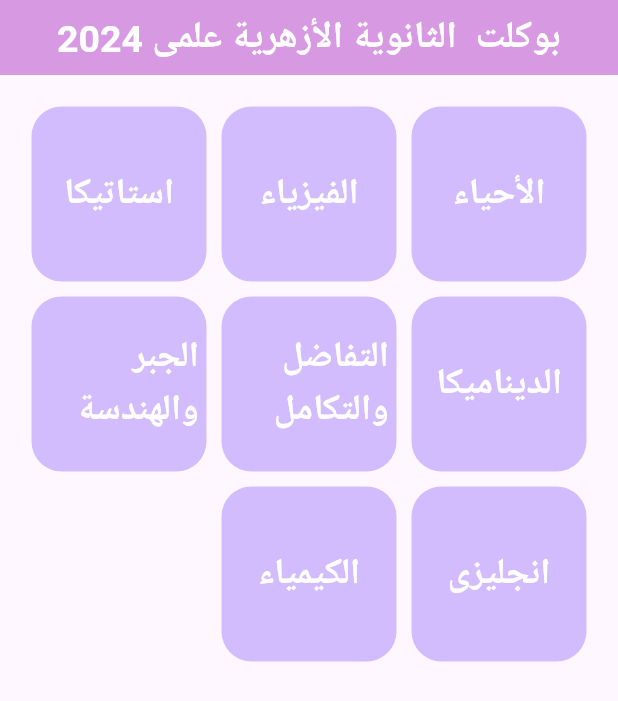
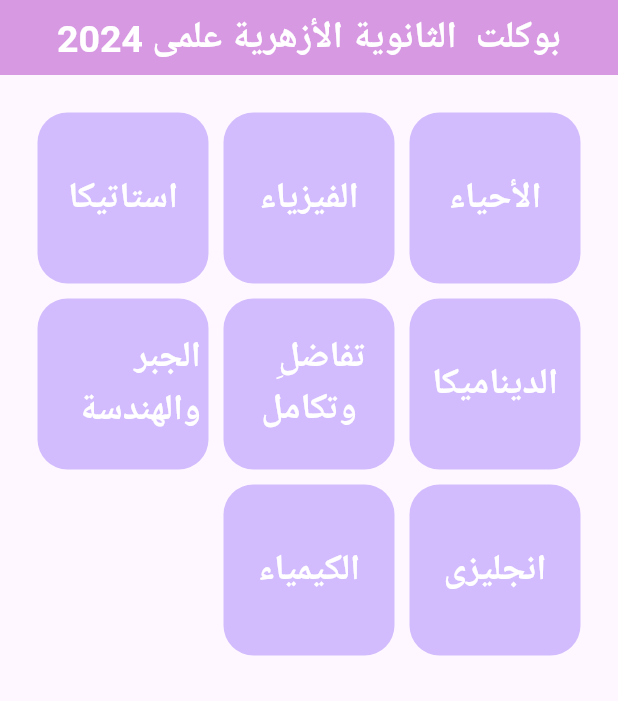
Before and after one commit to kalimaty/book_app, a Flutter app: the screen it shows after launch, after a tap on "الأحياء", on a phone screen of 412 x 824 dp. Shown: the top 701 px of the screen. Run offline on Flutter 3.47's test engine with Material 3 defaults, Android fonts, the phone set to English and light mode, and no system bars; our stand-ins replace file_picker; missing offline and left inert: flutter_pdfview.

Commit message:
Add files via upload

```diff
--- a/lib/animation/flutter_start_up_animation.dart
+++ b/lib/animation/flutter_start_up_animation.dart
@@ -4,11 +4,13 @@ class StartUpAnimation extends StatefulWidget {
   final int crossAxisCount;
   final List<Widget> children;
   final int animationDuration;
+  final AnimationController animationController;
   const StartUpAnimation(
       {Key? key,
       required this.crossAxisCount,
       required this.children,
-      required this.animationDuration})
+      required this.animationDuration,
+      required this.animationController})
       : super(key: key);
 
   @override
@@ -17,16 +19,9 @@ class StartUpAnimation extends StatefulWidget {
 
 class _StartUpAnimationState extends State<StartUpAnimation>
     with SingleTickerProviderStateMixin {
-  late final AnimationController animationController;
   List<Animation<double>> animations = [];
   @override
   void initState() {
-    animationController = AnimationController(
-      vsync: this,
-      duration: Duration(
-        seconds: widget.animationDuration,
-      ),
-    );
     double wait = 1 / widget.children.length;
     double start = 0.0;
     double end = wait;
@@ -37,21 +32,14 @@ class _StartUpAnimationState extends State<StartUpAnimation>
           end,
           curve: Curves.linear,
         ),
-      ).animate(animationController);
+      ).animate(widget.animationController);
       animations.add(animation);
       start += wait;
       end += wait;
     }
-    animationController.forward();
+    widget.animationController.forward();
     // TODO: implement initState
     super.initState();
-  }
-
-  @override
-  void dispose() {
-    animationController.dispose();
-    // TODO: implement dispose
-    super.dispose();
   }
 
   @override
@@ -59,7 +47,7 @@ class _StartUpAnimationState extends State<StartUpAnimation>
     return Directionality(
       textDirection: TextDirection.rtl,
       child: GridView.count(
-        padding: EdgeInsets.all(16),
+        padding: EdgeInsets.all(20),
         scrollDirection: Axis.vertical,
         // physics: AlwaysScrollableScrollPhysics(),
         crossAxisCount: widget.crossAxisCount,
@@ -68,7 +56,7 @@ class _StartUpAnimationState extends State<StartUpAnimation>
             (element) => element == child,
           );
           return ScaleTransition(
-            // alignment: Alignment.centerRight,
+            alignment: Alignment.center,
             scale: animations[index],
             child: child,
           );
--- a/lib/main.dart
+++ b/lib/main.dart
@@ -38,27 +38,37 @@ class MyHomePage extends StatefulWidget {
   State<MyHomePage> createState() => _MyHomePageState();
 }
 
-class _MyHomePageState extends State<MyHomePage> {
+class _MyHomePageState extends State<MyHomePage>
+    with SingleTickerProviderStateMixin {
+  late StartUpAnimation startupAnimation;
+  late AnimationController animationController;
+  void openPDF(BuildContext context, File file) {
+    Navigator.of(context)
+        .push(
+            MaterialPageRoute(builder: (context) => PDFViewerPage(file: file)))
+        .then((result) {
+      _createStartUpAnimation();
+    });
+  }
+
   @override
-  Widget build(BuildContext context) {
-    //  final color = Theme.of(context).colorScheme.primaryContainer;
-    return Scaffold(
-      appBar: AppBar(
-        centerTitle: true,
-        // backgroundColor: Theme.of(context).colorScheme.inversePrimary,
-        // backgroundColor: Color.fromARGB(105, 135, 14, 185),
-        backgroundColor: Color.fromARGB(103, 159, 14, 185),
+  void dispose() {
+    // Dispose animation controller
+    animationController.dispose();
+    super.dispose();
+  }
 
-        title: Text(
-          widget.title,
-          style: TextStyle(
-              fontSize: 25, fontWeight: FontWeight.bold, color: Colors.white),
-        ),
-        toolbarHeight: 50,
-      ),
-      body: StartUpAnimation(
-        animationDuration: 4,
+  void _createStartUpAnimation() {
+    animationController.reset();
+    // Start animation
+    Future.delayed(const Duration(seconds: 1), () {
+      // print('One second has passed.'); // Prints after 1 second.
+      animationController.forward();
+    });
+    setState(() {
+      startupAnimation = StartUpAnimation(
         crossAxisCount: 3,
+        animationController: animationController,
         children: <Widget>[
           ButtonWidget(
             text: 'الأحياء',
@@ -99,7 +109,7 @@ class _MyHomePageState extends State<MyHomePage> {
           ),
 
           ButtonWidget(
-            text: 'التفاضل والتكامل',
+            text: 'تفاضلِ  \n \وتكامل ',
             onClicked: () async {
               final path = 'assets/تفاضل وتكامل.pdf';
               final file = await PDFApi.loadAsset(path);
@@ -148,11 +158,40 @@ class _MyHomePageState extends State<MyHomePage> {
           //   height: 16,
           // ),
         ],
+        animationDuration: 4,
+      );
+    });
+  }
+
+  @override
+  void initState() {
+    // TODO: implement initState
+    super.initState();
+    animationController = AnimationController(
+      vsync: this,
+      duration: Duration(seconds: 4), // or any other duration you prefer
+    );
+    _createStartUpAnimation();
+  }
+
+  @override
+  Widget build(BuildContext context) {
+    //  final color = Theme.of(context).colorScheme.primaryContainer;
+    return Scaffold(
+      appBar: AppBar(
+        centerTitle: true,
+        // backgroundColor: Theme.of(context).colorScheme.inversePrimary,
+        // backgroundColor: Color.fromARGB(105, 135, 14, 185),
+        backgroundColor: Color.fromARGB(103, 159, 14, 185),
+
+        title: Text(
+          widget.title,
+          style: TextStyle(
+              fontSize: 25, fontWeight: FontWeight.bold, color: Colors.white),
+        ),
+        toolbarHeight: 50,
       ),
+      body: startupAnimation,
     );
   }
 }
-
-void openPDF(BuildContext context, File file) => Navigator.of(context).push(
-      MaterialPageRoute(builder: (context) => PDFViewerPage(file: file)),
-    );
--- a/lib/pages/pdf_viwer_page.dart
+++ b/lib/pages/pdf_viwer_page.dart
@@ -1,68 +1,3 @@
-// import 'dart:io';
-// import 'package:flutter/material.dart';
-// import 'package:flutter_pdfview/flutter_pdfview.dart';
-// import 'package:path/path.dart';
-
-// class PDFViewerPage extends StatefulWidget {
-//   final File? file;
-
-//   const PDFViewerPage({
-//     Key? key,
-//     @required this.file,
-//   }) : super(key: key);
-
-//   @override
-//   _PDFViewerPageState createState() => _PDFViewerPageState();
-// }
-
-// class _PDFViewerPageState extends State<PDFViewerPage> {
-//   PDFViewController? controller;
-//   int pages = 0;
-//   int indexPage = 0;
-
-//   @override
-//   Widget build(BuildContext context) {
-//     final name = basename(widget.file!.path);
-//     final text = '${indexPage + 1} of $pages';
-
-//     return Scaffold(
-//       appBar: AppBar(
-//         title: Text(name),
-//         actions: pages >= 2
-//             ? [
-//                 Center(child: Text(text)),
-//                 IconButton(
-//                   icon: Icon(Icons.chevron_left, size: 32),
-//                   onPressed: () {
-//                     final page = indexPage == 0 ? pages : indexPage - 1;
-//                     controller!.setPage(page);
-//                   },
-//                 ),
-//                 IconButton(
-//                   icon: Icon(Icons.chevron_right, size: 32),
-//                   onPressed: () {
-//                     final page = indexPage == pages - 1 ? 0 : indexPage + 1;
-//                     controller!.setPage(page);
-//                   },
-//                 ),
-//               ]
-//             : null,
-//       ),
-//       body: PDFView(
-//         filePath: widget.file!.path,
-//         // autoSpacing: false,
-//         // swipeHorizontal: true,
-//         // pageSnap: false,
-//         // pageFling: false,
-//         onRender: (pages) => setState(() => this.pages = pages!),
-//         onViewCreated: (controller) =>
-//             setState(() => this.controller = controller),
-//         onPageChanged: (indexPage, _) =>
-//             setState(() => this.indexPage = indexPage!),
-//       ),
-//     );
-//   }
-// }
 import 'dart:io';
 import 'package:flutter/material.dart';
 import 'package:flutter_pdfview/flutter_pdfview.dart';
@@ -81,8 +16,6 @@ class PDFViewerPage extends StatefulWidget {
 }
 
 class _PDFViewerPageState extends State<PDFViewerPage> {
-
-
   PDFViewController? controller;
   int indexPage = 0;
   int pages = 0;
@@ -94,6 +27,12 @@ class _PDFViewerPageState extends State<PDFViewerPage> {
 
     return Scaffold(
       appBar: AppBar(
+        leading: IconButton(
+          icon: Icon(Icons.arrow_back),
+          onPressed: () {
+            Navigator.of(context).pop("resultData");
+          },
+        ),
         backgroundColor: Color.fromARGB(103, 159, 14, 185),
         titleTextStyle: TextStyle(
           fontSize: 25,
--- a/lib/widgets/button_widget.dart
+++ b/lib/widgets/button_widget.dart
@@ -17,7 +17,7 @@ class ButtonWidget extends StatelessWidget {
           padding: EdgeInsets.all(5),
           alignment: Alignment(0, 0),
           height: 100,
-          width: 200,
+          width: 100,
           margin: EdgeInsets.all(5),
           decoration: BoxDecoration(
               borderRadius: BorderRadius.circular(20),
```
